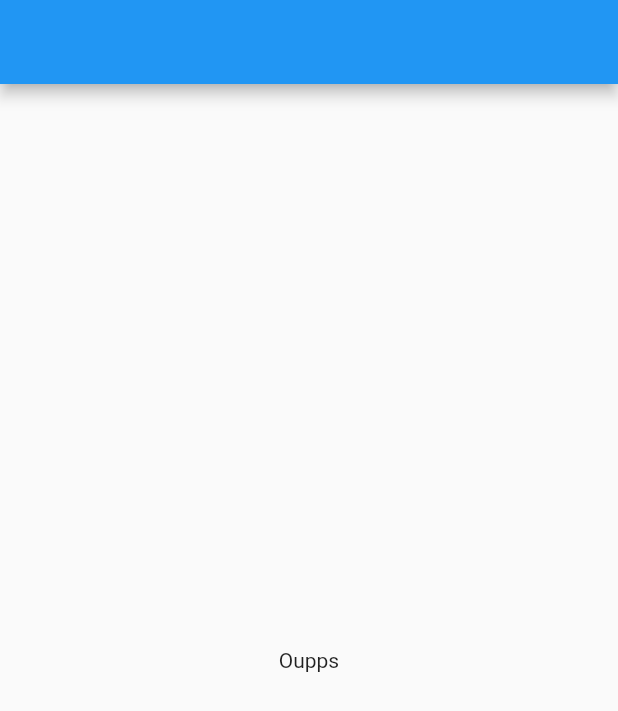
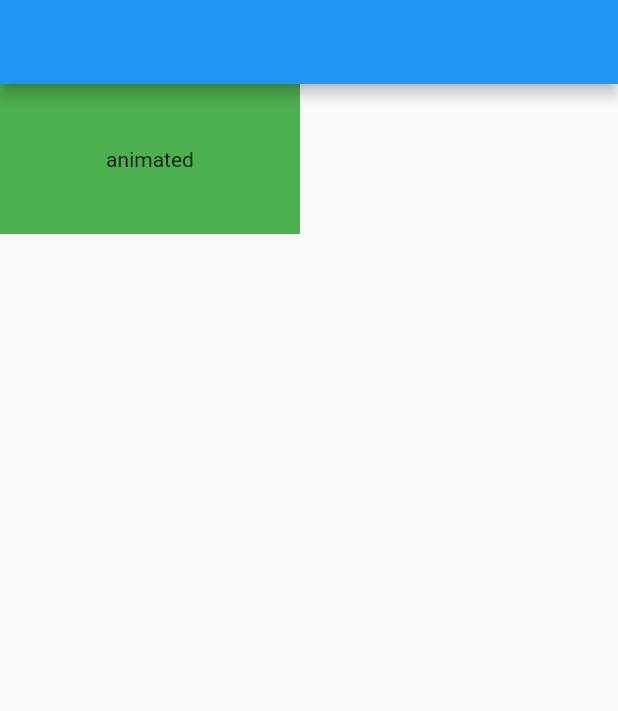
Before and after one commit to AdamMusa/animations, a Flutter app: the screen it shows after launch, on a phone screen of 412 x 824 dp. Shown: the top 711 px of the screen. Run offline on Flutter 3.47's test engine with Material 2 defaults, Android fonts, the phone set to English and light mode, and no system bars.

Commit message:
deux widgets centremele

```diff
--- a/anim/lib/main.dart
+++ b/anim/lib/main.dart
@@ -25,19 +25,19 @@ class _MyHomePageState extends State<MyHomePage> {
           });
         },
         child: AnimatedCrossFade(
-        firstChild: selected?Container(
+        firstChild:Container(
           width: selected?100:200,
           height: selected?200:100,
           child: Center(child: Text('animated')),
           color: selected?Colors.red:Colors.green,
-        ):Center(child:Text('Oupps')),
+        ),
         secondChild: Container(
-          width: selected?100:200,
-          height: selected?200:100,
+          width: selected?400:300,
+          height: selected?200:200,
           child: Center(child: Text('animated')),
           color: selected?Colors.grey:Colors.blueAccent
         ),
-        crossFadeState:CrossFadeState.showFirst,
+        crossFadeState:selected?CrossFadeState.showSecond:CrossFadeState.showFirst,
         duration: Duration(seconds: 3),
         firstCurve: Curves.fastOutSlowIn,
         secondCurve: Curves.fastLinearToSlowEaseIn,
```
